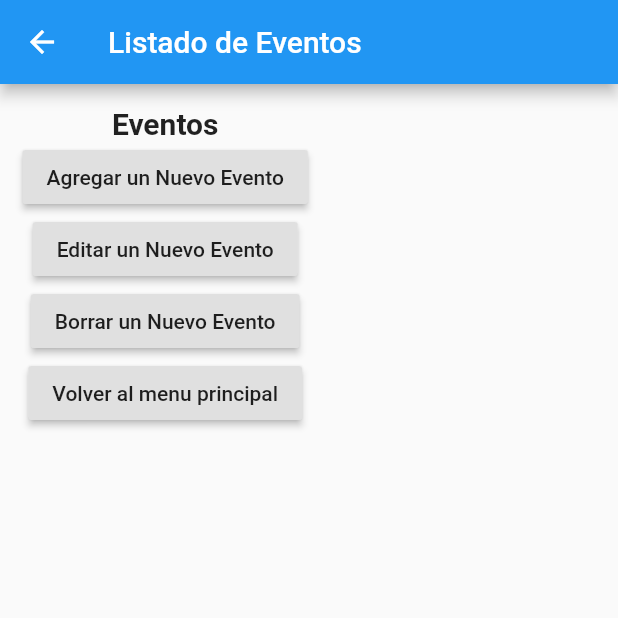
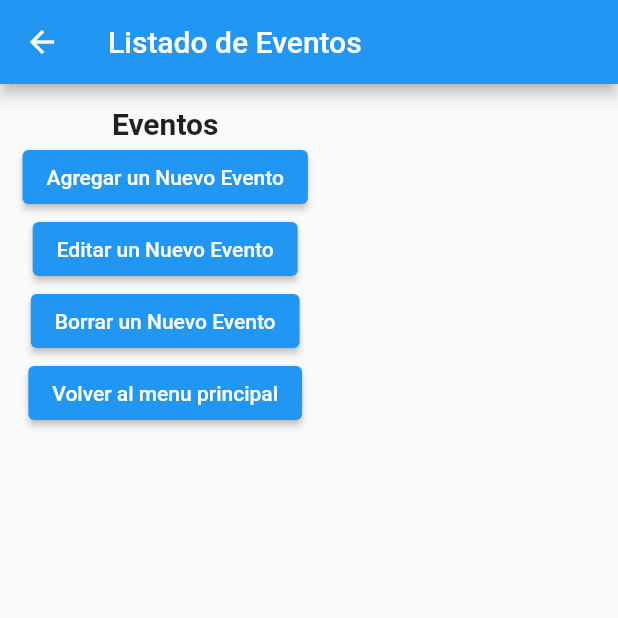
Before and after one commit to renrevm/salvandoalsoldadoalvarez, a Flutter app: the HomeAdminPage screen opened directly, after a tap on "ir a Listar Eventos", on a phone screen of 412 x 824 dp, the top half of it. Run offline on Flutter 3.47's test engine with Material 2 defaults, Android fonts, the phone set to English and light mode, and no system bars; our stand-ins replace firebase_auth, firebase_core, google_sign_in, material_design_icons_flutter; accounts and stored records are empty.

Commit message:
Si hace login, cambie RaisedButton por elevatedButton

```diff
--- a/dam_c3_cliente/lib/adminpages/listar_eventos_page.dart
+++ b/dam_c3_cliente/lib/adminpages/listar_eventos_page.dart
@@ -23,45 +23,43 @@ class _ListarEventosPageState extends State<ListarEventosPage> {
         padding: const EdgeInsets.all(15),
         child: Column(
           children: [
-            Text('Eventos', style: TextStyle(fontSize: 20, fontWeight: FontWeight.bold),),
-
-
-            RaisedButton(
+            Text(
+              'Eventos',
+              style: TextStyle(fontSize: 20, fontWeight: FontWeight.bold),
+            ),
+            ElevatedButton(
               child: Text('Agregar un Nuevo Evento'),
-              onPressed: ()=>{
+              onPressed: () => {
                 Navigator.push(
-                  context,
-                  MaterialPageRoute(builder: (context)=> AgregarEventosPage())
-                ),
+                    context,
+                    MaterialPageRoute(
+                        builder: (context) => AgregarEventosPage())),
               },
             ),
-            RaisedButton(
+            ElevatedButton(
               child: Text('Editar un Nuevo Evento'),
-              onPressed: ()=>{
+              onPressed: () => {
                 Navigator.push(
-                  context,
-                  MaterialPageRoute(builder: (context)=> EditarEventosPage())
-                ),
+                    context,
+                    MaterialPageRoute(
+                        builder: (context) => EditarEventosPage())),
               },
             ),
-            RaisedButton(
+            ElevatedButton(
               child: Text('Borrar un Nuevo Evento'),
-              onPressed: ()=>{
+              onPressed: () => {
                 Navigator.push(
-                  context,
-                  MaterialPageRoute(builder: (context)=> BorrarEventosPage())
-                ),
+                    context,
+                    MaterialPageRoute(
+                        builder: (context) => BorrarEventosPage())),
               },
             ),
-
-            RaisedButton(
+            ElevatedButton(
               child: Text('Volver al menu principal'),
-              onPressed: (){
+              onPressed: () {
                 Navigator.pop(context);
-
               },
             ),
-
           ],
         ),
       ),
--- a/dam_c3_cliente/lib/pages/home_admin_page.dart
+++ b/dam_c3_cliente/lib/pages/home_admin_page.dart
@@ -25,48 +25,46 @@ class _HomeAdminPageState extends State<HomeAdminPage> {
         child: Column(
           mainAxisAlignment: MainAxisAlignment.center,
           children: [
-            RaisedButton(
+            ElevatedButton(
               child: Text('ir a Listar Eventos'),
-              onPressed: ()=>{
+              onPressed: () => {
                 Navigator.push(
-                  context,
-                  MaterialPageRoute(builder: (context)=> ListarEventosPage())
-
-                ),
+                    context,
+                    MaterialPageRoute(
+                        builder: (context) => ListarEventosPage())),
               },
             ),
-            RaisedButton(
+            ElevatedButton(
               child: Text('ir a Cambiar estado de un Evento'),
-              onPressed: ()=>{
+              onPressed: () => {
                 Navigator.push(
-                  context,
-                  MaterialPageRoute(builder: (context)=> CambiarEstadoEventosPage())
-                ),
+                    context,
+                    MaterialPageRoute(
+                        builder: (context) => CambiarEstadoEventosPage())),
               },
             ),
-             RaisedButton(
+            ElevatedButton(
               child: Text('obtener informacion de eventos'),
-              onPressed: ()=>{
+              onPressed: () => {
                 Navigator.push(
-                  context,
-                  MaterialPageRoute(builder: (context)=> InformacionEventosPage())
-                ),
+                    context,
+                    MaterialPageRoute(
+                        builder: (context) => InformacionEventosPage())),
               },
             ),
-            RaisedButton(
+            ElevatedButton(
               child: Text('Publicar noticias para portada'),
-              onPressed: ()=>{
+              onPressed: () => {
                 Navigator.push(
-                  context,
-                  MaterialPageRoute(builder: (context)=> PublicarNoticiasPage())
-                ),
+                    context,
+                    MaterialPageRoute(
+                        builder: (context) => PublicarNoticiasPage())),
               },
             ),
-             RaisedButton(
+            ElevatedButton(
               child: Text('Cerrar sesion'),
-              onPressed: (){
+              onPressed: () {
                 Navigator.pop(context);
-
               },
             ),
           ],
--- a/dam_c3_cliente/lib/pages/login_page.dart
+++ b/dam_c3_cliente/lib/pages/login_page.dart
@@ -51,7 +51,7 @@ class _LoginPageState extends State<LoginPage> {
 
   @override
   Widget build(BuildContext context) {
-    //Firebase.initializeApp();
+    Firebase.initializeApp();
     return Scaffold(
       body: Container(
         decoration: kContainerDegrade,
```
Also changed, not shown: dam_c3_cliente/lib/adminpages/agregar_eventos_page.dart (+8 -11 lines), dam_c3_cliente/lib/adminpages/borrar_eventos_page.dart (+8 -11 lines), dam_c3_cliente/lib/adminpages/cambiar_estado_eventos_page.dart (+10 -12 lines), dam_c3_cliente/lib/adminpages/editar_eventos_page.dart (+8 -11 lines), dam_c3_cliente/lib/adminpages/informacion_eventos_page.dart (+8 -11 lines), dam_c3_cliente/lib/adminpages/publicar_noticias_page.dart (+8 -11 lines), dam_c3_cliente/lib/clientpages/comprar_entradas_page.dart (+8 -11 lines), dam_c3_cliente/lib/clientpages/detalle_entrada_page.dart (+6 -6 lines), dam_c3_cliente/lib/clientpages/listar_entradas_comp_page.dart (+11 -12 lines), dam_c3_cliente/lib/clientpages/portada_noticias_page.dart (+8 -11 lines), dam_c3_cliente/lib/pages/home_client_page.dart (+17 -19 lines).
